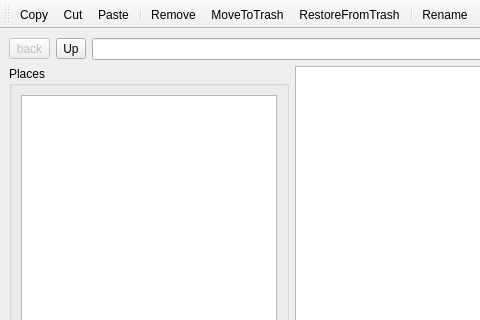
Qt form src/plugin/test_folderlistmodel/simpleUI/simplelist.ui (ubports/filemanager-app) before a commit; both pictures show x 0 to 480 and y 0 to 320 of the 1046 by 608 pixel window.
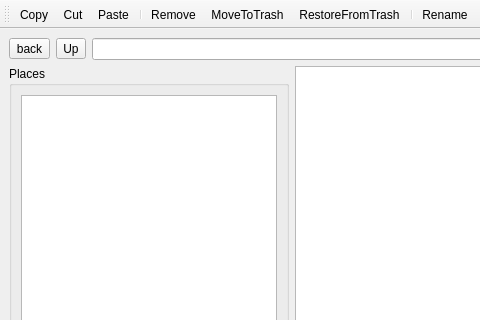
The same form after that commit. Icons and pictures are not drawn.

What changed in the file:
```diff
--- a/src/plugin/test_folderlistmodel/simpleUI/simplelist.ui
+++ b/src/plugin/test_folderlistmodel/simpleUI/simplelist.ui
@@ -20,7 +20,7 @@
       <item>
        <widget class="QToolButton" name="toolButtonBack">
         <property name="enabled">
-         <bool>false</bool>
+         <bool>true</bool>
         </property>
         <property name="text">
          <string>back</string>
```
